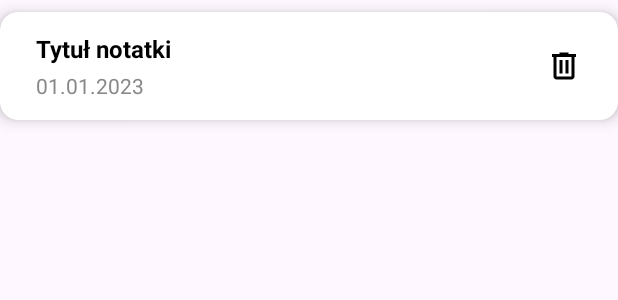
After one commit to ultrabibijon/HistoryMapApp_Project, an Android app: the layout item_note_event.xml on its own in the app's theme, with its tools: preview values and no code run, on a phone screen of 412 x 824 dp. The commit adds this screen. Shown: the top 300 px of the screen. Run offline under Robolectric (Android 15) with nearby library versions, the light colour scheme and no system bars.

Commit message:
note layouts added

```diff
--- /dev/null
+++ b/app/src/main/res/drawable/ic_delete.xml
@@ -0,0 +1,9 @@
+<vector xmlns:android="http://schemas.android.com/apk/res/android"
+    android:width="24dp"
+    android:height="24dp"
+    android:viewportWidth="960"
+    android:viewportHeight="960">
+  <path
+      android:pathData="M280,840q-33,0 -56.5,-23.5T200,760v-520h-40v-80h200v-40h240v40h200v80h-40v520q0,33 -23.5,56.5T680,840L280,840ZM680,240L280,240v520h400v-520ZM360,680h80v-360h-80v360ZM520,680h80v-360h-80v360ZM280,240v520,-520Z"
+      android:fillColor="#000000"/>
+</vector>
--- a/app/src/main/res/layout/favorites_activity.xml
+++ b/app/src/main/res/layout/favorites_activity.xml
@@ -2,7 +2,7 @@
 <LinearLayout xmlns:android="http://schemas.android.com/apk/res/android"
     xmlns:app="http://schemas.android.com/apk/res-auto"
     xmlns:tools="http://schemas.android.com/tools"
-    android:id="@+id/favorites_container"
+    android:id="@+id/recent_container"
     android:layout_width="match_parent"
     android:layout_height="match_parent"
     android:orientation="vertical"
--- /dev/null
+++ b/app/src/main/res/layout/item_note_event.xml
@@ -0,0 +1,53 @@
+<?xml version="1.0" encoding="utf-8"?>
+<androidx.cardview.widget.CardView xmlns:android="http://schemas.android.com/apk/res/android"
+    xmlns:card_view="http://schemas.android.com/apk/res-auto"
+    android:layout_width="match_parent"
+    android:layout_height="wrap_content"
+    xmlns:tools="http://schemas.android.com/tools"
+    card_view:cardCornerRadius="12dp"
+    card_view:cardElevation="6dp"
+    android:layout_marginVertical="8dp"
+    tools:context=".NotesAdapter">
+
+    <LinearLayout
+        android:layout_width="match_parent"
+        android:layout_height="wrap_content"
+        android:orientation="horizontal"
+        android:padding="12dp"
+        android:gravity="center_vertical">
+
+        <LinearLayout
+            android:layout_width="0dp"
+            android:layout_height="wrap_content"
+            android:layout_weight="1"
+            android:orientation="vertical"
+            android:layout_marginStart="12dp">
+
+            <TextView
+                android:id="@+id/text_title"
+                android:layout_width="wrap_content"
+                android:layout_height="wrap_content"
+                android:text="Tytuł notatki"
+                android:textSize="16sp"
+                android:textStyle="bold"
+                android:textColor="@android:color/black" />
+
+            <TextView
+                android:id="@+id/text_date"
+                android:layout_width="wrap_content"
+                android:layout_height="wrap_content"
+                android:text="01.01.2023"
+                android:textSize="14sp"
+                android:textColor="#888888"
+                android:layout_marginTop="4dp" />
+        </LinearLayout>
+
+        <ImageButton
+            android:id="@+id/button_delete"
+            android:layout_width="48dp"
+            android:layout_height="48dp"
+            android:background="?attr/selectableItemBackgroundBorderless"
+            android:contentDescription="Usunięcie notatki"
+            android:src="@drawable/ic_delete" />
+    </LinearLayout>
+</androidx.cardview.widget.CardView>
--- a/app/src/main/res/layout/recent_activity.xml
+++ b/app/src/main/res/layout/recent_activity.xml
@@ -2,7 +2,7 @@
 <LinearLayout xmlns:android="http://schemas.android.com/apk/res/android"
     xmlns:app="http://schemas.android.com/apk/res-auto"
     xmlns:tools="http://schemas.android.com/tools"
-    android:id="@+id/favorites_container"
+    android:id="@+id/recent_container"
     android:layout_width="match_parent"
     android:layout_height="match_parent"
     android:orientation="vertical"
--- a/app/src/main/res/layout/splash_activity.xml
+++ b/app/src/main/res/layout/splash_activity.xml
@@ -5,7 +5,8 @@
     xmlns:tools="http://schemas.android.com/tools"
     android:layout_width="match_parent"
     android:layout_height="match_parent"
-    android:background="@android:color/white">
+    android:background="@android:color/white"
+    tools:context=".SplashActivity">
 
     <ImageView
         android:id="@+id/logoImage"
```
Also changed, not shown: app/src/main/res/drawable/ic_add_note.xml (added, +9 -0 lines), app/src/main/res/layout/note_activity_editor.xml (added, +49 -0 lines), app/src/main/res/layout/notes_activity.xml (added, +89 -0 lines).
